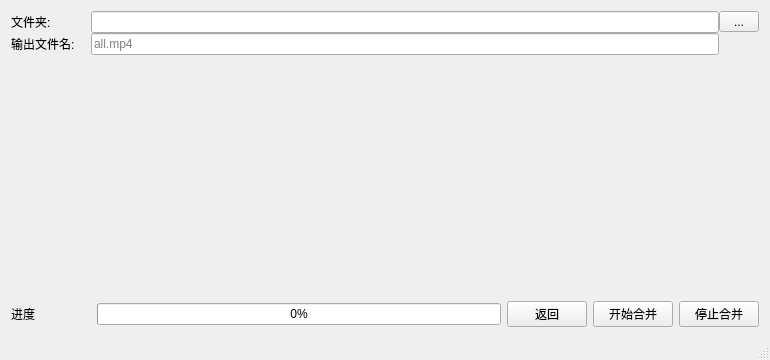
Before: the Qt Designer form m3u8d-qt/mainwindow.ui in orestonce/m3u8d, drawn with Qt 5.
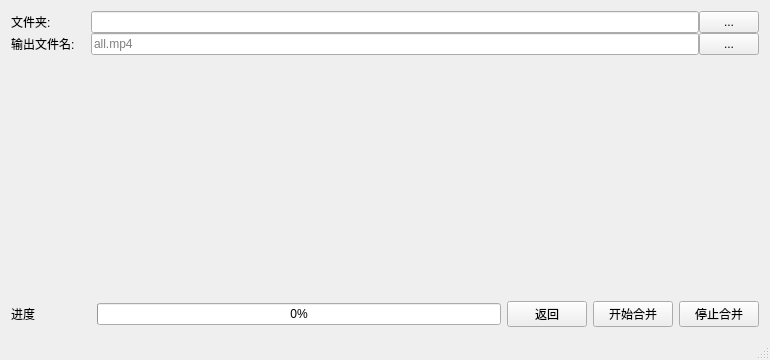
After: the same form once the commit is applied. The open tabs and pages were chosen to show the change.

Commit message: 合并输出mp4文件名设置

Patch:
```diff
--- a/m3u8d-qt/mainwindow.ui
+++ b/m3u8d-qt/mainwindow.ui
@@ -345,17 +345,23 @@
           <item row="0" column="2">
            <widget class="QToolButton" name="toolButton_selectMergeDir">
             <property name="sizePolicy">
-             <sizepolicy hsizetype="Minimum" vsizetype="Fixed">
+             <sizepolicy hsizetype="Fixed" vsizetype="Preferred">
               <horstretch>0</horstretch>
               <verstretch>0</verstretch>
              </sizepolicy>
             </property>
             <property name="minimumSize">
              <size>
-              <width>0</width>
+              <width>60</width>
               <height>0</height>
              </size>
             </property>
+            <property name="maximumSize">
+             <size>
+              <width>60</width>
+              <height>16777215</height>
+             </size>
+            </property>
             <property name="text">
              <string>...</string>
             </property>
@@ -388,17 +394,29 @@
            </widget>
           </item>
           <item row="1" column="2">
-           <spacer name="horizontalSpacer">
-            <property name="orientation">
-             <enum>Qt::Horizontal</enum>
+           <widget class="QPushButton" name="pushButton_SetOutputMp4Name">
+            <property name="sizePolicy">
+             <sizepolicy hsizetype="Fixed" vsizetype="Preferred">
+              <horstretch>0</horstretch>
+              <verstretch>0</verstretch>
+             </sizepolicy>
             </property>
-            <property name="sizeHint" stdset="0">
+            <property name="minimumSize">
              <size>
-              <width>40</width>
-              <height>20</height>
+              <width>60</width>
+              <height>0</height>
              </size>
             </property>
-           </spacer>
+            <property name="maximumSize">
+             <size>
+              <width>60</width>
+              <height>16777215</height>
+             </size>
+            </property>
+            <property name="text">
+             <string>...</string>
+            </property>
+           </widget>
           </item>
          </layout>
         </item>
```
The commit also changes 2 other files.
